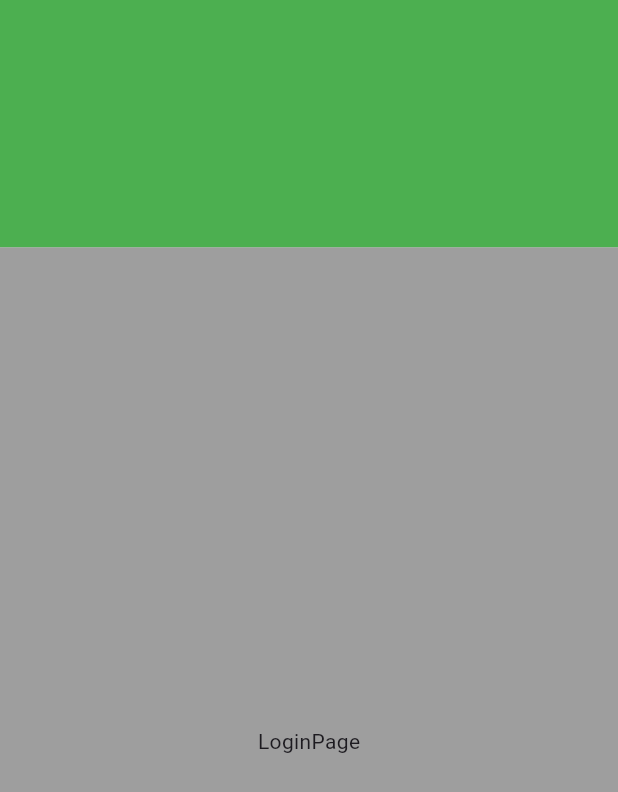
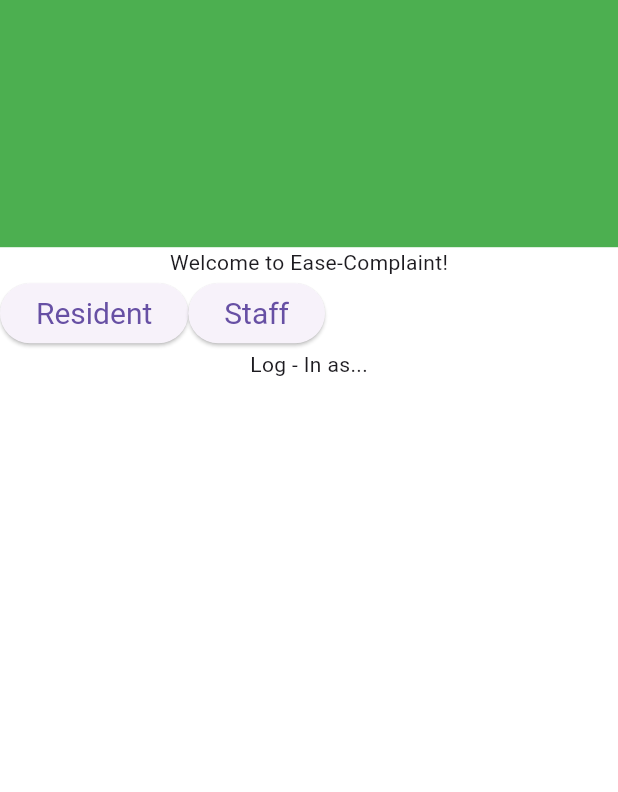
Before and after one commit to iiwake01/EASE-COMPLAINT, a Flutter app: the screen it shows after launch, on a phone screen of 412 x 824 dp. Shown: the top 792 px of the screen. Run offline on Flutter 3.47's test engine with Material 3 defaults, Android fonts, the phone set to English and light mode, and no system bars; our stand-ins replace cloud_firestore, firebase_auth, firebase_core, firebase_storage, get; accounts and stored records are empty; statements that could not run were skipped.

Commit message:
Add More Funcionality for Login Feature

```diff
--- a/lib/views/login_page.dart
+++ b/lib/views/login_page.dart
@@ -1,6 +1,10 @@
 import 'package:app/controllers/login_controller.dart';
 import 'package:app/views/base_view.dart';
 import 'package:app/widgets/app_bar_widget.dart';
+import 'package:app/widgets/login_resident_widget.dart';
+import 'package:app/widgets/login_staff_widget.dart';
+import 'package:app/widgets/login_widget.dart';
+import 'package:app/widgets/page_view_widget.dart';
 import 'package:flutter/material.dart';
 
 class LoginPage extends BaseView<LoginController> {
@@ -12,12 +16,17 @@ class LoginPage extends BaseView<LoginController> {
     return Scaffold (
       appBar: AppBarWidget (
         height: MediaQuery.of(context).size.height * 0.20,
-        child: const Row(),
+        child: Row(),
       ),
       backgroundColor: Colors.white,
-      body: Container (
-        color: Colors.grey,
-        child: const Center( child: Text("LoginPage")) ,
+      body: PageViewWidget (
+        pageController: controller.pageController,
+        isLoading: controller.isLoading,
+        widgets: const <Widget> [
+          LoginWidget(),
+          LoginResidentWidget(),
+          LoginStaffWidget(),
+        ],
       ),
     );
   }
--- a/pubspec.yaml
+++ b/pubspec.yaml
@@ -37,6 +37,7 @@ dependencies:
   # Use with the CupertinoIcons class for iOS style icons.
   cloud_firestore: ^4.15.7
   cupertino_icons: ^1.0.2
+  firebase_auth: ^4.17.7
   firebase_core: ^2.26.0
   firebase_storage: ^11.6.8
   get: ^4.6.6
```
Also changed, not shown: lib/controllers/login_controller.dart (+17 -3 lines), lib/widgets/login_resident_widget.dart (added, +16 -0 lines), lib/widgets/login_staff_widget.dart (added, +16 -0 lines), lib/widgets/login_widget.dart (added, +37 -0 lines), pubspec.lock, 3 other files.
